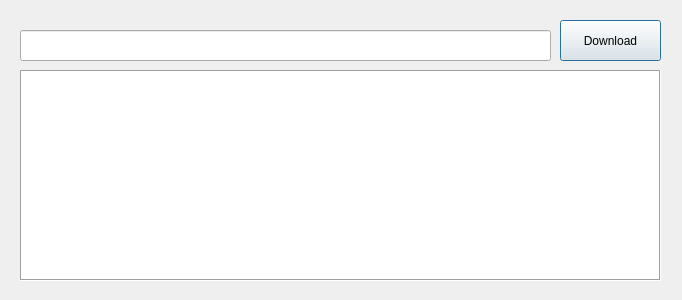
Qt form src/ui/download_song_dialog.ui (III-koda/qt-music) before a commit.
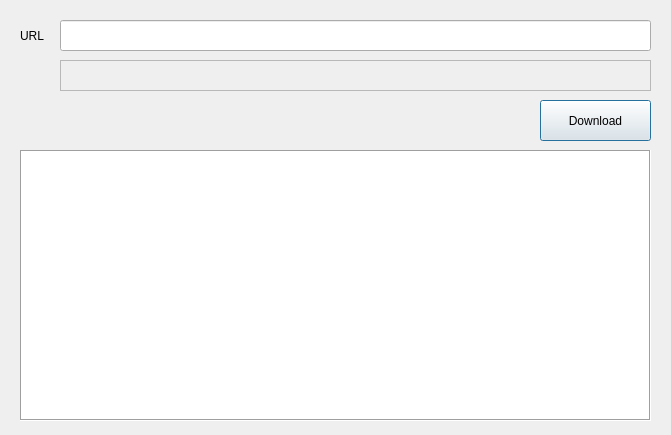
The same form after that commit. Icons and pictures are not drawn.

Commit message:
Some improvements to song download feature & some refactoring (#6)
- Improve the download UI and add more input validation.
- Fix some logics with directory selection in MainWindow.
- Create util function to send HTTP request.

```diff
--- a/src/ui/download_song_dialog.ui
+++ b/src/ui/download_song_dialog.ui
@@ -6,8 +6,8 @@
    <rect>
     <x>0</x>
     <y>0</y>
-    <width>682</width>
-    <height>300</height>
+    <width>671</width>
+    <height>435</height>
    </rect>
   </property>
   <property name="sizePolicy">
@@ -31,9 +31,9 @@
   <widget class="QLineEdit" name="song_url_input_box">
    <property name="geometry">
     <rect>
-     <x>20</x>
-     <y>30</y>
-     <width>531</width>
+     <x>60</x>
+     <y>20</y>
+     <width>591</width>
      <height>31</height>
     </rect>
    </property>
@@ -44,9 +44,9 @@
   <widget class="QPushButton" name="download_button">
    <property name="geometry">
     <rect>
-     <x>560</x>
-     <y>20</y>
-     <width>101</width>
+     <x>540</x>
+     <y>100</y>
+     <width>111</width>
      <height>41</height>
     </rect>
    </property>
@@ -61,9 +61,9 @@
    <property name="geometry">
     <rect>
      <x>20</x>
-     <y>70</y>
-     <width>641</width>
-     <height>211</height>
+     <y>150</y>
+     <width>631</width>
+     <height>271</height>
     </rect>
    </property>
    <property name="frameShape">
@@ -72,6 +72,27 @@
    <property name="frameShadow">
     <enum>QFrame::Sunken</enum>
    </property>
+   <property name="sizeAdjustPolicy">
+    <enum>QAbstractScrollArea::AdjustIgnored</enum>
+   </property>
+   <property name="editTriggers">
+    <set>QAbstractItemView::NoEditTriggers</set>
+   </property>
+   <property name="dragEnabled">
+    <bool>false</bool>
+   </property>
+   <property name="dragDropMode">
+    <enum>QAbstractItemView::DragOnly</enum>
+   </property>
+   <property name="defaultDropAction">
+    <enum>Qt::IgnoreAction</enum>
+   </property>
+   <property name="alternatingRowColors">
+    <bool>true</bool>
+   </property>
+   <property name="selectionMode">
+    <enum>QAbstractItemView::NoSelection</enum>
+   </property>
    <property name="movement">
     <enum>QListView::Snap</enum>
    </property>
@@ -80,6 +101,115 @@
    </property>
    <property name="viewMode">
     <enum>QListView::ListMode</enum>
+   </property>
+   <property name="selectionRectVisible">
+    <bool>false</bool>
+   </property>
+  </widget>
+  <widget class="QLabel" name="warning_label">
+   <property name="enabled">
+    <bool>true</bool>
+   </property>
+   <property name="geometry">
+    <rect>
+     <x>60</x>
+     <y>100</y>
+     <width>461</width>
+     <height>21</height>
+    </rect>
+   </property>
+   <property name="font">
+    <font>
+     <bold>false</bold>
+     <kerning>true</kerning>
+    </font>
+   </property>
+   <property name="layoutDirection">
+    <enum>Qt::LeftToRight</enum>
+   </property>
+   <property name="styleSheet">
+    <string notr="true">background-color: rgba(255, 255, 255, 0);
+color: rgb(224, 27, 36);</string>
+   </property>
+   <property name="text">
+    <string/>
+   </property>
+   <property name="alignment">
+    <set>Qt::AlignLeading|Qt::AlignLeft|Qt::AlignVCenter</set>
+   </property>
+   <property name="textInteractionFlags">
+    <set>Qt::NoTextInteraction</set>
+   </property>
+  </widget>
+  <widget class="QLabel" name="dir_label">
+   <property name="geometry">
+    <rect>
+     <x>60</x>
+     <y>60</y>
+     <width>591</width>
+     <height>31</height>
+    </rect>
+   </property>
+   <property name="contextMenuPolicy">
+    <enum>Qt::NoContextMenu</enum>
+   </property>
+   <property name="acceptDrops">
+    <bool>true</bool>
+   </property>
+   <property name="autoFillBackground">
+    <bool>false</bool>
+   </property>
+   <property name="styleSheet">
+    <string notr="true">border-color: rgb(61, 56, 70);</string>
+   </property>
+   <property name="frameShape">
+    <enum>QFrame::StyledPanel</enum>
+   </property>
+   <property name="text">
+    <string/>
+   </property>
+  </widget>
+  <widget class="QPushButton" name="dir_select_button">
+   <property name="geometry">
+    <rect>
+     <x>20</x>
+     <y>60</y>
+     <width>31</width>
+     <height>31</height>
+    </rect>
+   </property>
+   <property name="contextMenuPolicy">
+    <enum>Qt::PreventContextMenu</enum>
+   </property>
+   <property name="styleSheet">
+    <string notr="true">background-color: qlineargradient(spread:pad, x1:0, y1:0, x2:1, y2:1, stop:0 rgba(0, 0, 0, 0));
+font: 17pt &quot;Ubuntu&quot;;
+border:none;</string>
+   </property>
+   <property name="text">
+    <string/>
+   </property>
+   <property name="icon">
+    <iconset theme="folder"/>
+   </property>
+   <property name="iconSize">
+    <size>
+     <width>25</width>
+     <height>25</height>
+    </size>
+   </property>
+  </widget>
+  <widget class="QLabel" name="url_label">
+   <property name="geometry">
+    <rect>
+     <x>20</x>
+     <y>20</y>
+     <width>31</width>
+     <height>31</height>
+    </rect>
+   </property>
+   <property name="text">
+    <string>URL</string>
    </property>
   </widget>
  </widget>
```
Left out of the diff: 3 changed lines with no effect on the pictures. The commit also changes 16 other files.
